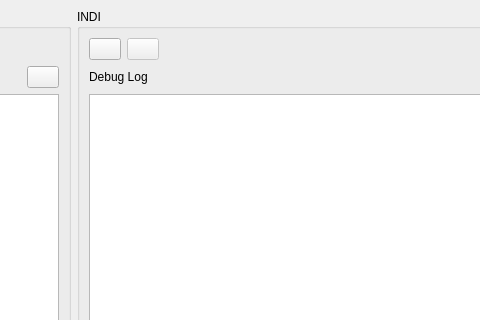
First picture: the form in debuggerview.ui, repository knro/ekosdebugger, before the edit; both pictures show x 525 to 1005 and y 0 to 320 of the 1197 by 709 pixel window.
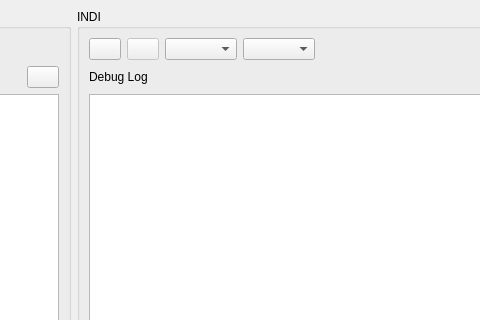
Second picture: the form after the edit. Icons and pictures are not drawn.

Commit message: Added code to fill profileCombo for INDI debugging

```diff
--- a/debuggerview.ui
+++ b/debuggerview.ui
@@ -247,6 +247,12 @@
            </property>
           </widget>
          </item>
+         <item>
+          <widget class="QComboBox" name="profileCombo"/>
+         </item>
+         <item>
+          <widget class="QComboBox" name="driverCombo"/>
+         </item>
          <item>
           <spacer name="horizontalSpacer_4">
            <property name="orientation">
```
Left out of the diff: 12 changed lines with no effect on the pictures. The commit also changes 7 other files.
